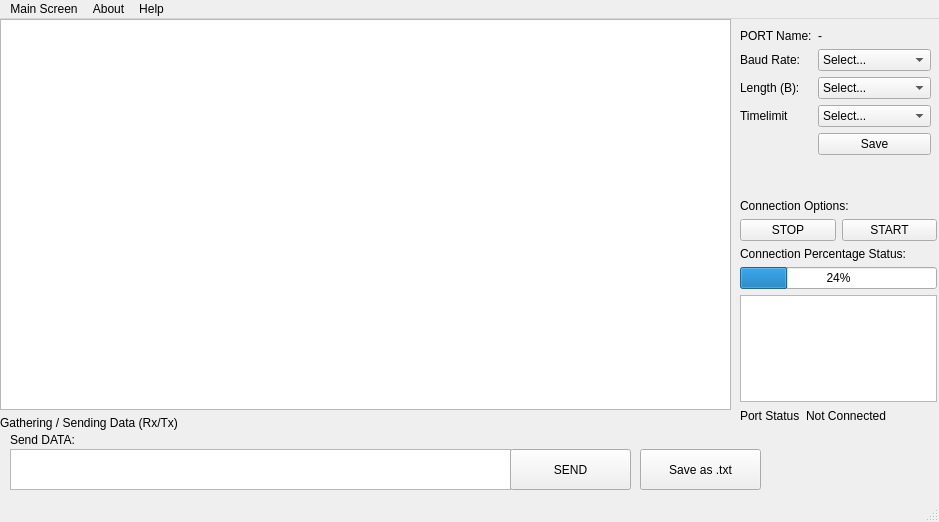
The window that qt.ui (mcagriaksoy/Serial-Communication-GUI-Program) describes before a commit, drawn with Qt 5.
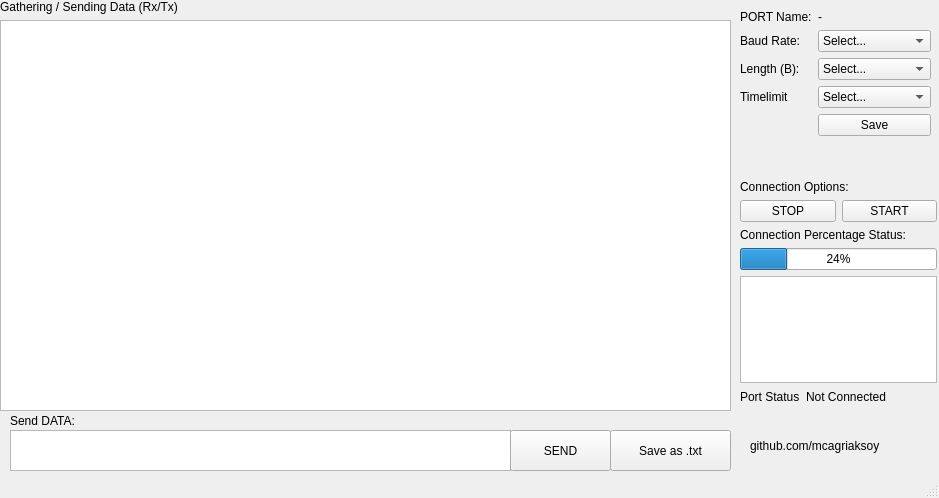
The same window after the commit.

Patch:
```diff
--- a/qt.ui
+++ b/qt.ui
@@ -7,7 +7,7 @@
     <x>0</x>
     <y>0</y>
     <width>939</width>
-    <height>522</height>
+    <height>498</height>
    </rect>
   </property>
   <property name="cursor">
@@ -234,7 +234,7 @@
        </property>
       </widget>
      </item>
-     <item row="0" column="0">
+     <item row="2" column="0">
       <widget class="QTextEdit" name="textEdit_3"/>
      </item>
     </layout>
@@ -325,7 +325,7 @@
    <widget class="QPushButton" name="pushButton_5">
     <property name="geometry">
      <rect>
-      <x>640</x>
+      <x>610</x>
       <y>430</y>
       <width>121</width>
       <height>41</height>
@@ -363,7 +363,7 @@
      <rect>
       <x>510</x>
       <y>430</y>
-      <width>121</width>
+      <width>101</width>
       <height>41</height>
      </rect>
     </property>
@@ -371,35 +371,19 @@
      <string>SEND</string>
     </property>
    </widget>
-  </widget>
-  <widget class="QMenuBar" name="menubar">
-   <property name="geometry">
-    <rect>
-     <x>0</x>
-     <y>0</y>
-     <width>939</width>
-     <height>26</height>
-    </rect>
-   </property>
-   <widget class="QMenu" name="menuAna_Ekran">
-    <property name="title">
-     <string>Main Screen</string>
+   <widget class="QLabel" name="label">
+    <property name="geometry">
+     <rect>
+      <x>750</x>
+      <y>430</y>
+      <width>141</width>
+      <height>31</height>
+     </rect>
     </property>
-   </widget>
-   <widget class="QMenu" name="menu_leti_im">
-    <property name="title">
-     <string>About</string>
+    <property name="text">
+     <string>github.com/mcagriaksoy</string>
     </property>
    </widget>
-   <widget class="QMenu" name="menuYard_m">
-    <property name="title">
-     <string>Help</string>
-    </property>
-    <addaction name="actionHelp"/>
-   </widget>
-   <addaction name="menuAna_Ekran"/>
-   <addaction name="menu_leti_im"/>
-   <addaction name="menuYard_m"/>
   </widget>
   <widget class="QStatusBar" name="statusbar"/>
   <action name="actionAna_Ekran">
```
Left out of the diff: 4 changed lines with no effect on the pictures.
